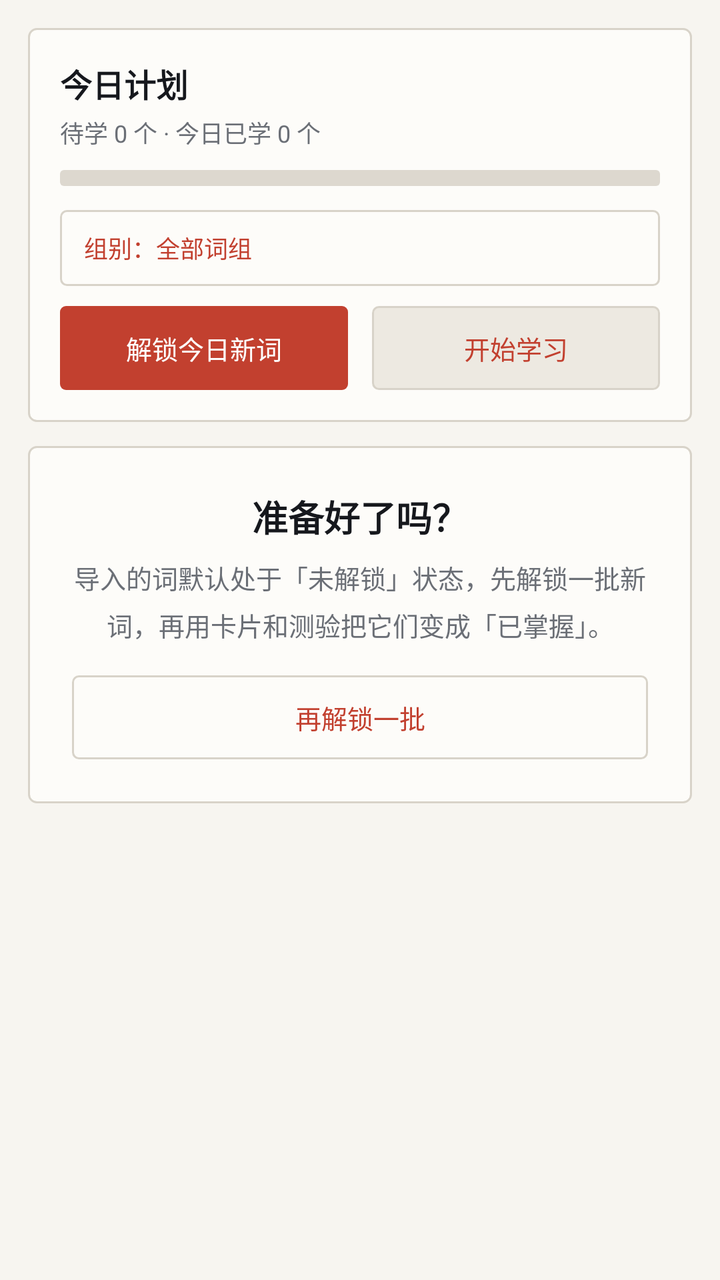
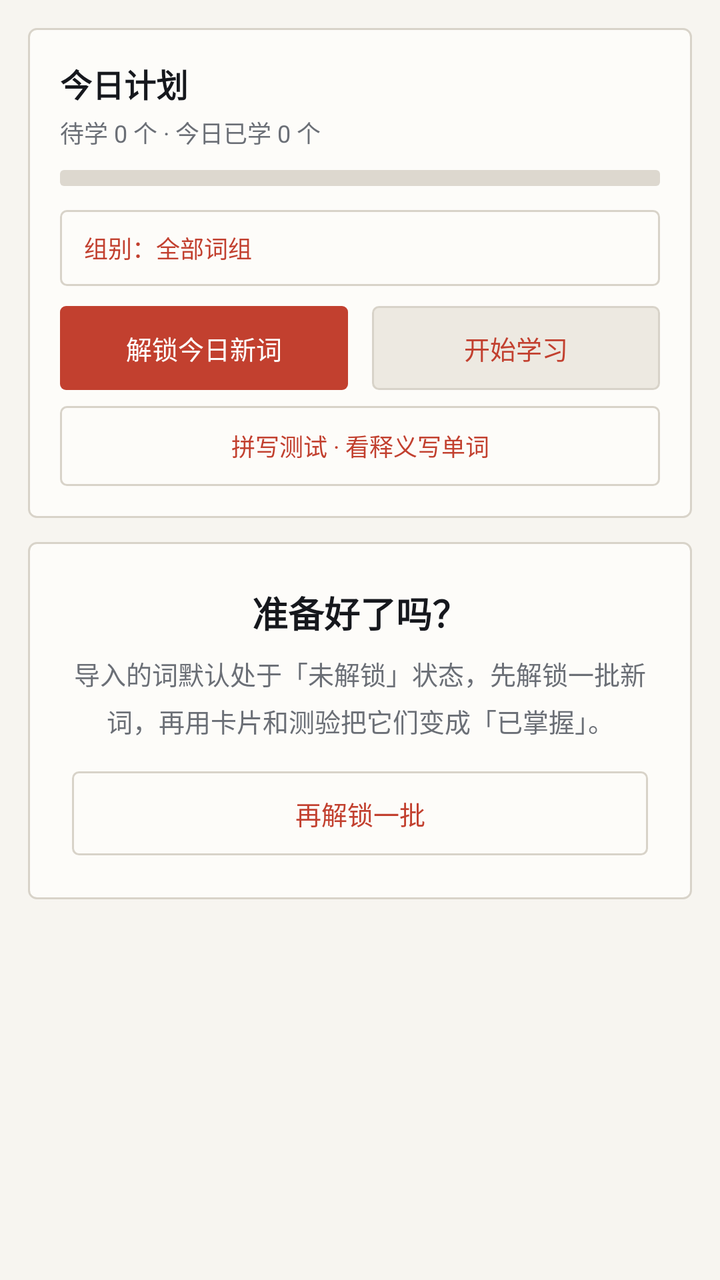

The first picture is an Android layout as it rendered before a commit; the second is the same layout after the commit. The layout source and the unified diff follow.
<!-- AndroidManifest.xml: application theme AppTheme -->
<!-- res/layout/page_learn.xml -->
<?xml version="1.0" encoding="utf-8"?>
<ScrollView xmlns:android="http://schemas.android.com/apk/res/android"
    android:layout_width="match_parent"
    android:layout_height="match_parent"
    android:fillViewport="true">

    <LinearLayout
        android:layout_width="match_parent"
        android:layout_height="wrap_content"
        android:orientation="vertical"
        android:padding="14dp">

        <LinearLayout
            android:layout_width="match_parent"
            android:layout_height="wrap_content"
            android:orientation="vertical"
            android:background="@drawable/bg_card"
            android:padding="16dp">

            <TextView
                android:id="@+id/tvTodayTitle"
                android:layout_width="wrap_content"
                android:layout_height="wrap_content"
                android:text="今日计划"
                android:textSize="16sp"
                android:textStyle="bold"
                android:textColor="@color/text" />

            <TextView
                android:id="@+id/tvTodayInfo"
                android:layout_width="wrap_content"
                android:layout_height="wrap_content"
                android:layout_marginTop="4dp"
                android:text="待学 0 个 · 今日已学 0 个"
                android:textSize="12sp"
                android:textColor="@color/text_sub" />

            <ProgressBar
                android:id="@+id/todayBar"
                style="?android:attr/progressBarStyleHorizontal"
                android:layout_width="match_parent"
                android:layout_height="8dp"
                android:layout_marginTop="10dp"
                android:max="100"
                android:progress="0"
                android:progressDrawable="@drawable/progress_horizontal" />

            <TextView
                android:id="@+id/btnPickGroup"
                android:layout_width="match_parent"
                android:layout_height="38dp"
                android:layout_marginTop="12dp"
                android:background="@drawable/bg_btn_ghost"
                android:gravity="center_vertical"
                android:paddingLeft="12dp"
                android:paddingRight="12dp"
                android:text="组别：全部词组"
                android:textSize="12sp"
                android:textColor="@color/primary" />

            <LinearLayout
                android:layout_width="match_parent"
                android:layout_height="wrap_content"
                android:layout_marginTop="10dp"
                android:orientation="horizontal">

                <TextView
                    android:id="@+id/btnUnlockNew"
                    android:layout_width="0dp"
                    android:layout_height="42dp"
                    android:layout_weight="1"
                    android:layout_marginRight="6dp"
                    android:background="@drawable/bg_btn_primary"
                    android:gravity="center"
                    android:text="解锁今日新词"
                    android:textSize="13sp"
                    android:textColor="@color/white" />

                <TextView
                    android:id="@+id/btnStart"
                    android:layout_width="0dp"
                    android:layout_height="42dp"
                    android:layout_weight="1"
                    android:layout_marginLeft="6dp"
                    android:background="@drawable/bg_btn_soft"
                    android:gravity="center"
                    android:text="开始学习"
                    android:textSize="13sp"
                    android:textColor="@color/primary" />
            </LinearLayout>
        </LinearLayout>

        
        <LinearLayout
            android:id="@+id/cardStudy"
            android:layout_width="match_parent"
            android:layout_height="wrap_content"
            android:layout_marginTop="12dp"
            android:orientation="vertical"
            android:background="@drawable/bg_card"
            android:padding="18dp"
            android:visibility="gone">

            <TextView
                android:id="@+id/tvCardLabel"
                android:layout_width="wrap_content"
                android:layout_height="wrap_content"
                android:text="认一认 · 先自己想意思"
                android:textSize="12sp"
                android:textColor="@color/primary" />

            <TextView
                android:id="@+id/tvCardWord"
                android:layout_width="match_parent"
                android:layout_height="wrap_content"
                android:layout_marginTop="14dp"
                android:gravity="center"
                android:fontFamily="serif"
                android:text="word"
                android:textSize="38sp"
                android:textStyle="bold"
                android:textColor="@color/text" />

            <TextView
                android:id="@+id/tvCardPhonetic"
                android:layout_width="match_parent"
                android:layout_height="wrap_content"
                android:layout_marginTop="4dp"
                android:gravity="center"
                android:text=""
                android:textSize="13sp"
                android:textColor="@color/text_sub" />

            <LinearLayout
                android:layout_width="match_parent"
                android:layout_height="wrap_content"
                android:layout_marginTop="12dp"
                android:orientation="horizontal">

                <TextView
                    android:id="@+id/btnSpeakUk"
                    android:layout_width="0dp"
                    android:layout_height="36dp"
                    android:layout_weight="1"
                    android:layout_marginRight="6dp"
                    android:background="@drawable/bg_btn_ghost"
                    android:gravity="center"
                    android:text="英音 UK"
                    android:textSize="12sp"
                    android:textColor="@color/primary" />

                <TextView
                    android:id="@+id/btnSpeak"
                    android:layout_width="0dp"
                    android:layout_height="36dp"
                    android:layout_weight="1"
                    android:layout_marginLeft="6dp"
                    android:background="@drawable/bg_btn_soft"
                    android:gravity="center"
                    android:text="美音 US"
                    android:textSize="12sp"
                    android:textColor="@color/primary" />
            </LinearLayout>

            <LinearLayout
                android:id="@+id/answerBox"
                android:layout_width="match_parent"
                android:layout_height="wrap_content"
                android:layout_marginTop="14dp"
                android:orientation="vertical"
                android:visibility="gone">

                <TextView
                    android:id="@+id/tvCardMeaning"
                    android:layout_width="match_parent"
                    android:layout_height="wrap_content"
                    android:gravity="center"
                    android:text=""
                    android:textSize="17sp"
                    android:textColor="@color/text"
                    android:lineSpacingExtra="4dp" />

                <TextView
                    android:id="@+id/tvCardExample"
                    android:layout_width="match_parent"
                    android:layout_height="wrap_content"
                    android:layout_marginTop="10dp"
                    android:gravity="center"
                    android:text=""
                    android:textSize="13sp"
                    android:textColor="@color/text_sub"
                    android:lineSpacingExtra="3dp" />

                <TextView
                    android:id="@+id/tvCardNote"
                    android:layout_width="match_parent"
                    android:layout_height="wrap_content"
                    android:layout_marginTop="8dp"
                    android:gravity="center"
                    android:text=""
                    android:textSize="12sp"
                    android:textColor="@color/primary"
                    android:lineSpacingExtra="3dp" />
            </LinearLayout>

            <TextView
                android:id="@+id/btnReveal"
                android:layout_width="match_parent"
                android:layout_height="44dp"
                android:layout_marginTop="16dp"
                android:background="@drawable/bg_btn_primary"
                android:gravity="center"
                android:text="显示答案"
                android:textSize="14sp"
                android:textColor="@color/white" />

            <LinearLayout
                android:id="@+id/gradeRow"
                android:layout_width="match_parent"
                android:layout_height="wrap_content"
                android:layout_marginTop="10dp"
                android:orientation="horizontal"
                android:visibility="gone">

                <TextView
                    android:id="@+id/gradeBad"
                    android:layout_width="0dp"
                    android:layout_height="42dp"
                    android:layout_weight="1"
                    android:layout_marginRight="4dp"
                    android:background="@drawable/bg_btn_ghost"
                    android:gravity="center"
                    android:text="不认识"
                    android:textSize="12sp"
                    android:textColor="@color/danger" />

                <TextView
                    android:id="@+id/gradeFuzzy"
                    android:layout_width="0dp"
                    android:layout_height="42dp"
                    android:layout_weight="1"
                    android:layout_marginLeft="4dp"
                    android:layout_marginRight="4dp"
                    android:background="@drawable/bg_btn_soft"
                    android:gravity="center"
                    android:text="有点模糊"
                    android:textSize="12sp"
                    android:textColor="@color/primary" />

                <TextView
                    android:id="@+id/gradeGood"
                    android:layout_width="0dp"
                    android:layout_height="42dp"
                    android:layout_weight="1"
                    android:layout_marginLeft="4dp"
                    android:background="@drawable/bg_btn_primary"
                    android:gravity="center"
                    android:text="认识"
                    android:textSize="12sp"
                    android:textColor="@color/white" />
            </LinearLayout>

            <TextView
                android:id="@+id/tvGradeResult"
                android:layout_width="match_parent"
                android:layout_height="wrap_content"
                android:layout_marginTop="12dp"
                android:gravity="center"
                android:text=""
                android:textSize="12sp"
                android:textColor="@color/text_sub"
                android:visibility="gone" />

            <TextView
                android:id="@+id/btnStudyNext"
                android:layout_width="match_parent"
                android:layout_height="44dp"
                android:layout_marginTop="10dp"
                android:background="@drawable/bg_btn_primary"
                android:gravity="center"
                android:text="下一个"
                android:textSize="14sp"
                android:textColor="@color/white"
                android:visibility="gone" />
        </LinearLayout>

        
        <LinearLayout
            android:id="@+id/cardQuiz"
            android:layout_width="match_parent"
            android:layout_height="wrap_content"
            android:layout_marginTop="12dp"
            android:orientation="vertical"
            android:background="@drawable/bg_card"
            android:padding="18dp"
            android:visibility="gone">

            <TextView
                android:layout_width="wrap_content"
                android:layout_height="wrap_content"
                android:text="小测验 · 选出正确释义"
                android:textSize="12sp"
                android:textColor="@color/primary" />

            <TextView
                android:id="@+id/tvQuizWord"
                android:layout_width="match_parent"
                android:layout_height="wrap_content"
                android:layout_marginTop="12dp"
                android:gravity="center"
                android:fontFamily="serif"
                android:text="word"
                android:textSize="34sp"
                android:textStyle="bold"
                android:textColor="@color/text" />

            <LinearLayout
                android:id="@+id/optionBox"
                android:layout_width="match_parent"
                android:layout_height="wrap_content"
                android:layout_marginTop="14dp"
                android:orientation="vertical">

                <TextView
                    android:id="@+id/opt0"
                    android:layout_width="match_parent"
                    android:layout_height="44dp"
                    android:background="@drawable/bg_btn_ghost"
                    android:gravity="center_vertical"
                    android:paddingLeft="14dp"
                    android:paddingRight="14dp"
                    android:text="选项 A"
                    android:textSize="13sp"
                    android:textColor="@color/text" />

                <TextView
                    android:id="@+id/opt1"
                    android:layout_width="match_parent"
                    android:layout_height="44dp"
                    android:layout_marginTop="8dp"
                    android:background="@drawable/bg_btn_ghost"
                    android:gravity="center_vertical"
                    android:paddingLeft="14dp"
                    android:paddingRight="14dp"
                    android:text="选项 B"
                    android:textSize="13sp"
                    android:textColor="@color/text" />

                <TextView
                    android:id="@+id/opt2"
                    android:layout_width="match_parent"
                    android:layout_height="44dp"
                    android:layout_marginTop="8dp"
                    android:background="@drawable/bg_btn_ghost"
                    android:gravity="center_vertical"
                    android:paddingLeft="14dp"
                    android:paddingRight="14dp"
                    android:text="选项 C"
                    android:textSize="13sp"
                    android:textColor="@color/text" />

                <TextView
                    android:id="@+id/opt3"
                    android:layout_width="match_parent"
                    android:layout_height="44dp"
                    android:layout_marginTop="8dp"
                    android:background="@drawable/bg_btn_ghost"
                    android:gravity="center_vertical"
                    android:paddingLeft="14dp"
                    android:paddingRight="14dp"
                    android:text="选项 D"
                    android:textSize="13sp"
                    android:textColor="@color/text" />
            </LinearLayout>

            <TextView
                android:id="@+id/tvQuizResult"
                android:layout_width="match_parent"
                android:layout_height="wrap_content"
                android:layout_marginTop="12dp"
                android:gravity="center"
                android:text=""
                android:textSize="14sp"
                android:textColor="@color/text" />

            <TextView
                android:id="@+id/btnQuizNext"
                android:layout_width="match_parent"
                android:layout_height="44dp"
                android:layout_marginTop="10dp"
                android:background="@drawable/bg_btn_primary"
                android:gravity="center"
                android:text="继续"
                android:textSize="14sp"
                android:textColor="@color/white"
                android:visibility="gone" />
        </LinearLayout>

        
        <LinearLayout
            android:id="@+id/learnEmpty"
            android:layout_width="match_parent"
            android:layout_height="wrap_content"
            android:layout_marginTop="12dp"
            android:orientation="vertical"
            android:background="@drawable/bg_card"
            android:padding="22dp">

            <TextView
                android:id="@+id/tvEmptyTitle"
                android:layout_width="match_parent"
                android:layout_height="wrap_content"
                android:gravity="center"
                android:text="准备好了吗？"
                android:textSize="18sp"
                android:textStyle="bold"
                android:textColor="@color/text" />

            <TextView
                android:id="@+id/tvEmptyHint"
                android:layout_width="match_parent"
                android:layout_height="wrap_content"
                android:layout_marginTop="8dp"
                android:gravity="center"
                android:lineSpacingExtra="5dp"
                android:text="导入的词默认处于「未解锁」状态，先解锁一批新词，再用卡片和测验把它们变成「已掌握」。"
                android:textSize="13sp"
                android:textColor="@color/text_sub" />

            <TextView
                android:id="@+id/btnMore"
                android:layout_width="match_parent"
                android:layout_height="42dp"
                android:layout_marginTop="16dp"
                android:background="@drawable/bg_btn_ghost"
                android:gravity="center"
                android:text="再解锁一批"
                android:textSize="13sp"
                android:textColor="@color/primary" />
        </LinearLayout>

    </LinearLayout>
</ScrollView>
<!-- resources referenced by this layout -->
<resources>
  <color name="danger">#B23A2E</color>
  <color name="primary">#C2402F</color>
  <color name="text">#16181D</color>
  <color name="text_sub">#6B6F76</color>
  <color name="white">#FFFFFF</color>
  <!-- drawable bg_btn_ghost (drawable) -->
  <?xml version="1.0" encoding="utf-8"?>
  <shape xmlns:android="http://schemas.android.com/apk/res/android" android:shape="rectangle">
      <solid android:color="@color/card" />
      <corners android:radius="3dp" />
      <stroke android:width="1dp" android:color="@color/line" />
      <padding android:left="12dp" android:top="8dp" android:right="12dp" android:bottom="8dp" />
  </shape>
  <!-- drawable bg_btn_primary (drawable) -->
  <?xml version="1.0" encoding="utf-8"?>
  <shape xmlns:android="http://schemas.android.com/apk/res/android" android:shape="rectangle">
      <solid android:color="@color/primary" />
      <corners android:radius="3dp" />
      <padding android:left="12dp" android:top="8dp" android:right="12dp" android:bottom="8dp" />
  </shape>
  <!-- drawable bg_btn_soft (drawable) -->
  <?xml version="1.0" encoding="utf-8"?>
  <shape xmlns:android="http://schemas.android.com/apk/res/android" android:shape="rectangle">
      <solid android:color="@color/soft_blue" />
      <corners android:radius="3dp" />
      <stroke android:width="1dp" android:color="@color/line" />
      <padding android:left="12dp" android:top="8dp" android:right="12dp" android:bottom="8dp" />
  </shape>
  <!-- drawable bg_card (drawable) -->
  <?xml version="1.0" encoding="utf-8"?>
  <shape xmlns:android="http://schemas.android.com/apk/res/android" android:shape="rectangle">
      <solid android:color="@color/card" />
      <corners android:radius="4dp" />
      <stroke android:width="1dp" android:color="@color/line" />
  </shape>
  <!-- drawable progress_horizontal (drawable) -->
  <?xml version="1.0" encoding="utf-8"?>
  <layer-list xmlns:android="http://schemas.android.com/apk/res/android">
      <item android:id="@android:id/background">
          <shape android:shape="rectangle">
              <solid android:color="@color/track" />
              <corners android:radius="2dp" />
          </shape>
      </item>
      <item android:id="@android:id/progress">
          <clip>
              <shape android:shape="rectangle">
                  <solid android:color="@color/primary" />
                  <corners android:radius="2dp" />
              </shape>
          </clip>
      </item>
  </layer-list>
  <style name="AppTheme" parent="@android:style/Theme.Material.Light.NoActionBar">
          <item name="android:colorPrimary">@color/primary</item>
          <item name="android:colorPrimaryDark">@color/primary_dark</item>
          <item name="android:colorAccent">@color/accent</item>
          <item name="android:windowBackground">@color/bg</item>
          <item name="android:statusBarColor">@color/bg</item>
          <item name="android:windowLightStatusBar">true</item>
          <item name="android:textColorPrimary">@color/text</item>
          <item name="android:textColorSecondary">@color/text_sub</item>
          <item name="android:textColorHint">@color/text_sub</item>
      </style>
  <color name="card">#FDFCF9</color>
  <color name="line">#D8D3C9</color>
  <color name="soft_blue">#EDE9E1</color>
  <color name="track">#DDD8CF</color>
  <color name="primary_dark">#9E3225</color>
  <color name="accent">#16181D</color>
  <color name="bg">#F7F5F0</color>
</resources>

<!-- the commit's change to res/layout/page_learn.xml (unified diff, before → after) -->
@@ -88,6 +88,17 @@
                     android:textSize="13sp"
                     android:textColor="@color/primary" />
             </LinearLayout>
+
+            <TextView
+                android:id="@+id/btnSpellStart"
+                android:layout_width="match_parent"
+                android:layout_height="40dp"
+                android:layout_marginTop="8dp"
+                android:background="@drawable/bg_btn_ghost"
+                android:gravity="center"
+                android:text="拼写测试 · 看释义写单词"
+                android:textSize="12sp"
+                android:textColor="@color/primary" />
         </LinearLayout>
 
         
@@ -398,6 +409,153 @@
 
         
         <LinearLayout
+            android:id="@+id/cardSpell"
+            android:layout_width="match_parent"
+            android:layout_height="wrap_content"
+            android:layout_marginTop="12dp"
+            android:orientation="vertical"
+            android:background="@drawable/bg_card"
+            android:padding="18dp"
+            android:visibility="gone">
+
+            <TextView
+                android:id="@+id/tvSpellLabel"
+                android:layout_width="wrap_content"
+                android:layout_height="wrap_content"
+                android:text="拼写测试 · 看释义写单词"
+                android:textSize="12sp"
+                android:textColor="@color/primary" />
+
+            <TextView
+                android:id="@+id/tvSpellMeta"
+                android:layout_width="match_parent"
+                android:layout_height="wrap_content"
+                android:layout_marginTop="4dp"
+                android:text=""
+                android:textSize="12sp"
+                android:textColor="@color/text_sub" />
+
+            <TextView
+                android:id="@+id/tvSpellMeaning"
+                android:layout_width="match_parent"
+                android:layout_height="wrap_content"
+                android:layout_marginTop="16dp"
+                android:gravity="center"
+                android:lineSpacingExtra="4dp"
+                android:text=""
+                android:textSize="20sp"
+                android:textStyle="bold"
+                android:textColor="@color/text" />
+
+            <TextView
+                android:id="@+id/tvSpellHint"
+                android:layout_width="match_parent"
+                android:layout_height="wrap_content"
+                android:layout_marginTop="10dp"
+                android:gravity="center"
+                android:text=""
+                android:textSize="13sp"
+                android:textColor="@color/primary"
+                android:visibility="gone" />
+
+            <EditText
+                android:id="@+id/etSpell"
+                android:layout_width="match_parent"
+                android:layout_height="52dp"
+                android:layout_marginTop="14dp"
+                android:background="@drawable/bg_input"
+                android:fontFamily="serif"
+                android:gravity="center"
+                android:hint="在这里输入英文单词"
+                android:imeOptions="actionDone"
+                android:inputType="textNoSuggestions"
+                android:maxLines="1"
+                android:paddingLeft="10dp"
+                android:paddingRight="10dp"
+                android:textSize="22sp"
+                android:textColor="@color/text"
+                android:textColorHint="@color/text_sub" />
+
+            <LinearLayout
+                android:layout_width="match_parent"
+                android:layout_height="wrap_content"
+                android:layout_marginTop="10dp"
+                android:orientation="horizontal">
+
+                <TextView
+                    android:id="@+id/btnSpellSpeak"
+                    android:layout_width="0dp"
+                    android:layout_height="38dp"
+                    android:layout_weight="1"
+                    android:layout_marginRight="6dp"
+                    android:background="@drawable/bg_btn_ghost"
+                    android:gravity="center"
+                    android:text="听发音（有提示）"
+                    android:textSize="12sp"
+                    android:textColor="@color/primary" />
+
+                <TextView
+                    android:id="@+id/btnSpellHint"
+                    android:layout_width="0dp"
+                    android:layout_height="38dp"
+                    android:layout_weight="1"
+                    android:layout_marginLeft="6dp"
+                    android:background="@drawable/bg_btn_soft"
+                    android:gravity="center"
+                    android:text="提示首字母"
+                    android:textSize="12sp"
+                    android:textColor="@color/primary" />
+            </LinearLayout>
+
+            <TextView
+                android:id="@+id/btnSpellCheck"
+                android:layout_width="match_parent"
+                android:layout_height="44dp"
+                android:layout_marginTop="12dp"
+                android:background="@drawable/bg_btn_primary"
+                android:gravity="center"
+                android:text="检查拼写"
+                android:textSize="14sp"
+                android:textColor="@color/white" />
+
+            <TextView
+                android:id="@+id/btnSpellGiveUp"
+                android:layout_width="match_parent"
+                android:layout_height="38dp"
+                android:layout_marginTop="8dp"
+                android:background="@drawable/bg_btn_ghost"
+                android:gravity="center"
+                android:text="不会，看答案"
+                android:textSize="12sp"
+                android:textColor="@color/danger" />
+
+            <TextView
+                android:id="@+id/tvSpellResult"
+                android:layout_width="match_parent"
+                android:layout_height="wrap_content"
+                android:layout_marginTop="12dp"
+                android:gravity="center"
+                android:lineSpacingExtra="3dp"
+                android:text=""
+                android:textSize="14sp"
+                android:textColor="@color/text"
+                android:visibility="gone" />
+
+            <TextView
+                android:id="@+id/btnSpellNext"
+                android:layout_width="match_parent"
+                android:layout_height="44dp"
+                android:layout_marginTop="10dp"
+                android:background="@drawable/bg_btn_primary"
+                android:gravity="center"
+                android:text="下一个"
+                android:textSize="14sp"
+                android:textColor="@color/white"
+                android:visibility="gone" />
+        </LinearLayout>
+
+        
+        <LinearLayout
             android:id="@+id/learnEmpty"
             android:layout_width="match_parent"
             android:layout_height="wrap_content"
<!-- resource entries referenced after the edit -->
@@ -35,6 +35,17 @@
       <corners android:radius="4dp" />
       <stroke android:width="1dp" android:color="@color/line" />
   </shape>
+  <!-- drawable bg_input (drawable) -->
+  <?xml version="1.0" encoding="utf-8"?>
+  <layer-list xmlns:android="http://schemas.android.com/apk/res/android">
+      <item android:left="-2dp" android:right="-2dp" android:top="-2dp">
+          <shape android:shape="rectangle">
+              <solid android:color="@android:color/transparent" />
+              <stroke android:width="1dp" android:color="@color/line" />
+              <padding android:left="10dp" android:top="8dp" android:right="10dp" android:bottom="8dp" />
+          </shape>
+      </item>
+  </layer-list>
   <!-- drawable progress_horizontal (drawable) -->
   <?xml version="1.0" encoding="utf-8"?>
   <layer-list xmlns:android="http://schemas.android.com/apk/res/android">
